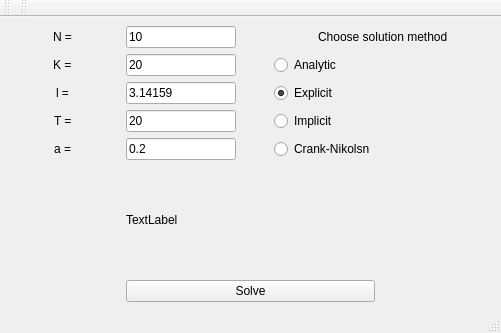
Qt form numeric-methods-lab-5/UMF/parabolic_interface.ui (alexbakharew/NumericalMethods2) before a commit.
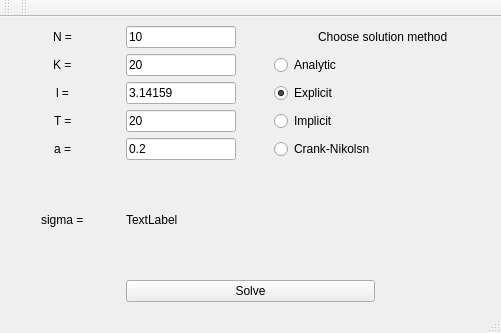
The same form after that commit.

What changed in the file:
```diff
--- a/numeric-methods-lab-5/UMF/parabolic_interface.ui
+++ b/numeric-methods-lab-5/UMF/parabolic_interface.ui
@@ -176,6 +176,13 @@
       </property>
      </widget>
     </item>
+    <item row="5" column="0" alignment="Qt::AlignHCenter|Qt::AlignVCenter">
+     <widget class="QLabel" name="label_7">
+      <property name="text">
+       <string>sigma = </string>
+      </property>
+     </widget>
+    </item>
    </layout>
   </widget>
   <widget class="QMenuBar" name="menubar">
```
Left out of the diff: 6 changed lines with no effect on the pictures.
